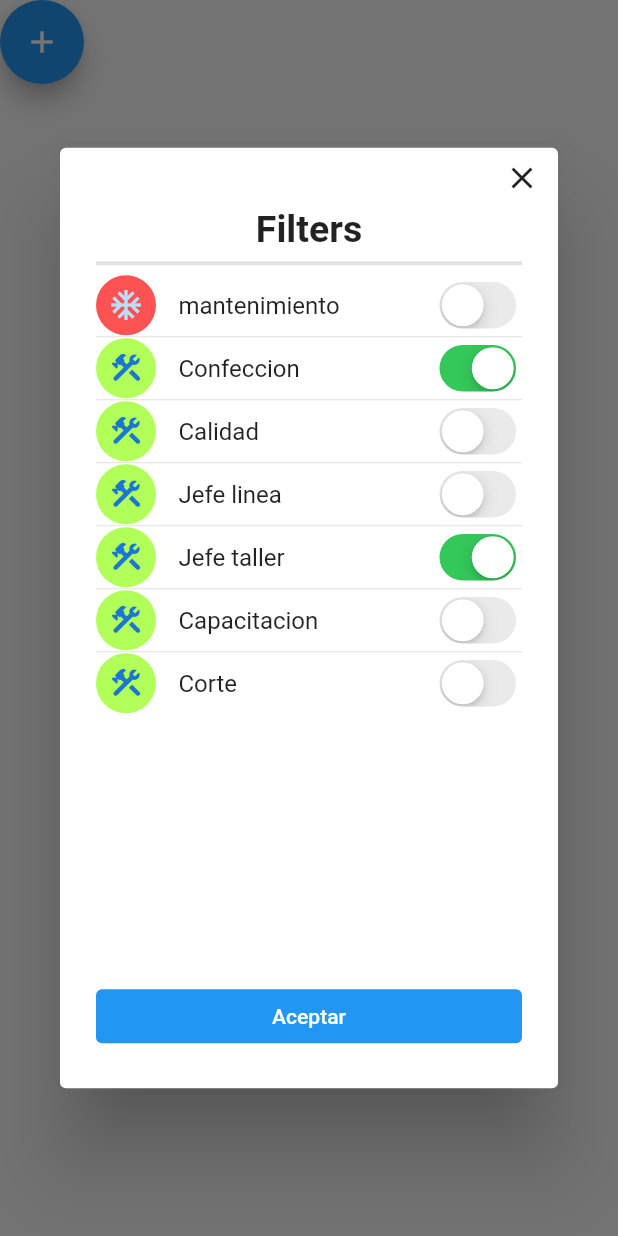
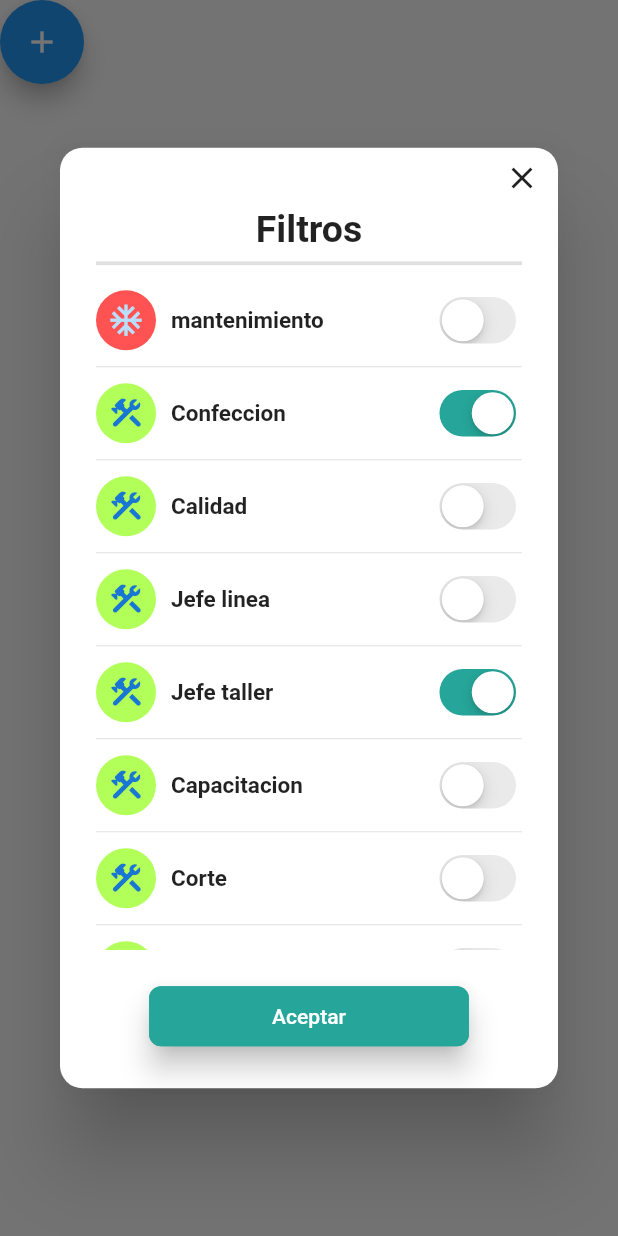
Before and after one commit to MaxiSoriano70/2doWidgetGrupo1, a Flutter app: the screen it shows after launch, after a tap on the "add" icon, on a phone screen of 412 x 824 dp. Run offline on Flutter 3.47's test engine with Material 2 defaults, Android fonts, the phone set to English and light mode, and no system bars.

Commit message:
se agrego colores, y scrollbar

```diff
--- a/lib/main.dart
+++ b/lib/main.dart
@@ -14,6 +14,9 @@ class MyApp extends StatelessWidget {
       title: 'Flutter Demo',
       theme: ThemeData(
         primarySwatch: Colors.blue,
+        scrollbarTheme: ScrollbarThemeData(
+          thumbColor: MaterialStatePropertyAll(Colors.teal),
+        )
       ),
       home: const MyHomePage(title: 'Flutter Demo Home Page'),
     );
@@ -41,8 +44,8 @@ class _MyHomePageState extends State<MyHomePage> {
 
   @override
   Widget build(BuildContext context) {
-    return const Scaffold(
-      body: FilterComponent(),
-    );
+    return  Scaffold(
+      body: FilterComponent(switchColor: Colors.teal.shade400 ), );
+
   }
 }
--- a/lib/src/ui/pagecomponent/filter_component.dart
+++ b/lib/src/ui/pagecomponent/filter_component.dart
@@ -1,8 +1,10 @@
+import 'package:desafiogrupal2/src/ui/pagecomponent/custom_button.dart';
 import 'package:flutter/cupertino.dart';
 import 'package:flutter/material.dart';
 
 class FilterComponent extends StatefulWidget {
-  const FilterComponent({Key? key}) : super(key: key);
+  final  Color switchColor;
+  const FilterComponent({Key? key,this.switchColor=Colors.cyan }) : super(key: key);
 
   @override
   State<FilterComponent> createState() => _FilterComponentState();
@@ -21,6 +23,8 @@ class _FilterComponentState extends State<FilterComponent> {
       FilterItem(id:Task.jefe_taller, text: 'Jefe taller', icon: Icons.construction_rounded, isActive: true),
       FilterItem(id:Task.capacitacion, text: 'Capacitacion', icon: Icons.construction_rounded),
       FilterItem(id:Task.corte, text: 'Corte', icon: Icons.construction_rounded),
+      FilterItem(id:Task.corte, text: 'Corte', icon: Icons.construction_rounded),
+      FilterItem(id:Task.corte, text: 'Corte', icon: Icons.construction_rounded),
     ];
     return Column(
       children: [
@@ -31,6 +35,8 @@ class _FilterComponentState extends State<FilterComponent> {
                   context: context,
                   builder: (BuildContext context) {
                     return AlertDialog(
+                      shape: const RoundedRectangleBorder(
+                          borderRadius: BorderRadius.all(Radius.circular(15.0))),
                       icon: const SizedBox(
                           height: 20,
                           width: 20,
@@ -46,7 +52,7 @@ class _FilterComponentState extends State<FilterComponent> {
                           const Divider(thickness: 2.5,),
                           SizedBox(
                               height: 450,
-                              width: 300,
+                              width: 400,
                               child: StatefulBuilder(builder:
                                   (BuildContext context, StateSetter setState) {
                                 return _list(filtros,setState);
@@ -69,7 +75,7 @@ class _FilterComponentState extends State<FilterComponent> {
       mainAxisAlignment: MainAxisAlignment.center,
       children: const [
         Text(
-          'Filters',
+          'Filtros',
           style: TextStyle(fontWeight: FontWeight.bold, fontSize: 25),
         )
       ],
@@ -90,7 +96,8 @@ class _FilterComponentState extends State<FilterComponent> {
       secondary: Icon(item.icon, color: item.backgroundColor,),
     );
   }*/
-  _cell(FilterItem item,StateSetter setState) {
+
+  /*_cell(FilterItem item,StateSetter setState) {
     return Row(
       mainAxisAlignment: MainAxisAlignment.spaceBetween,
       children: [
@@ -110,27 +117,54 @@ class _FilterComponentState extends State<FilterComponent> {
       });
     })]
     );
-    }
+    }*/
+  _cell(FilterItem item,StateSetter setState) {
+    return Padding(
+      padding: const EdgeInsets.symmetric(vertical: 10,horizontal: 0),
+      child: Row(
+        mainAxisAlignment: MainAxisAlignment.spaceBetween,
+        children: [
+          Row(
+            mainAxisAlignment: MainAxisAlignment.start,
+            children: [
+              CircleAvatar(backgroundColor: item.backgroundColor,child: Icon(item.icon,size: 25,),),
+              const SizedBox(width: 10,),
+              Text(item.text,style: const TextStyle(fontSize: 15,fontWeight: FontWeight.bold),)
+            ],
+          ),
+          CupertinoSwitch(
+              activeColor: widget.switchColor,
+              value: item.isActive,
+              onChanged: (bool value) {
+                setState(() {
+                  item.onChange();
+                });
+              }
+          ),
+
+        ],
+      ),
+    );
+  }
 
   _list(List<FilterItem> lista,StateSetter setState) {
-    return  ListView.separated(
-        itemBuilder: (context, index) => _cell( lista[index],setState),
-        separatorBuilder: (context, index) => const Divider(height: 2,),
-        itemCount:lista.length );
+    return  Scrollbar(
+      child: ListView.separated(
+          itemBuilder: (context, index) => _cell( lista[index],setState),
+          separatorBuilder: (context, index) => const Divider(height: 2,),
+          itemCount:lista.length ),
+    );
   }
 
   _button() {
     return Container(
         // color: Colors.blue,
-        width: 300,
-        child: const ElevatedButton(
-            style: ButtonStyle(
-                backgroundColor: MaterialStatePropertyAll(Colors.blue)),
-            onPressed: null,
-            child: Text(
-              'Aceptar',
-              style: TextStyle(color: Colors.white),
-            )));
+
+        child:  CustomButton(
+          backgroundColor: widget.switchColor,
+          text: 'Aceptar',
+          padding: EdgeInsets.symmetric(horizontal: 80,vertical: 10),
+        ));
   }
 }
 
```
